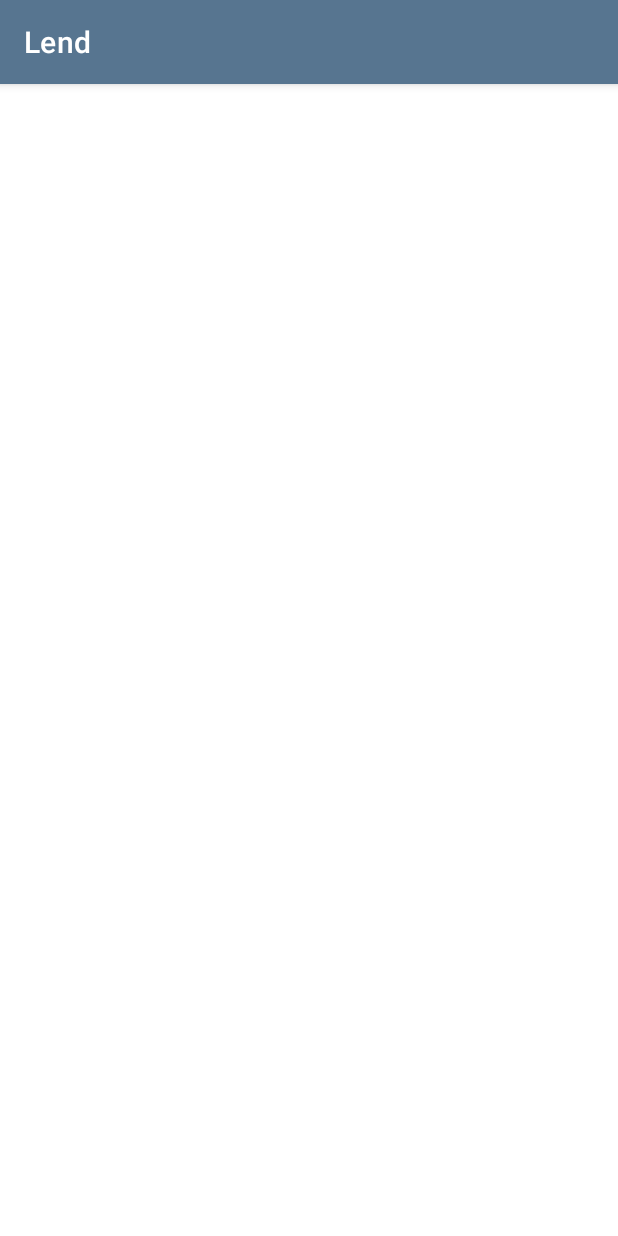
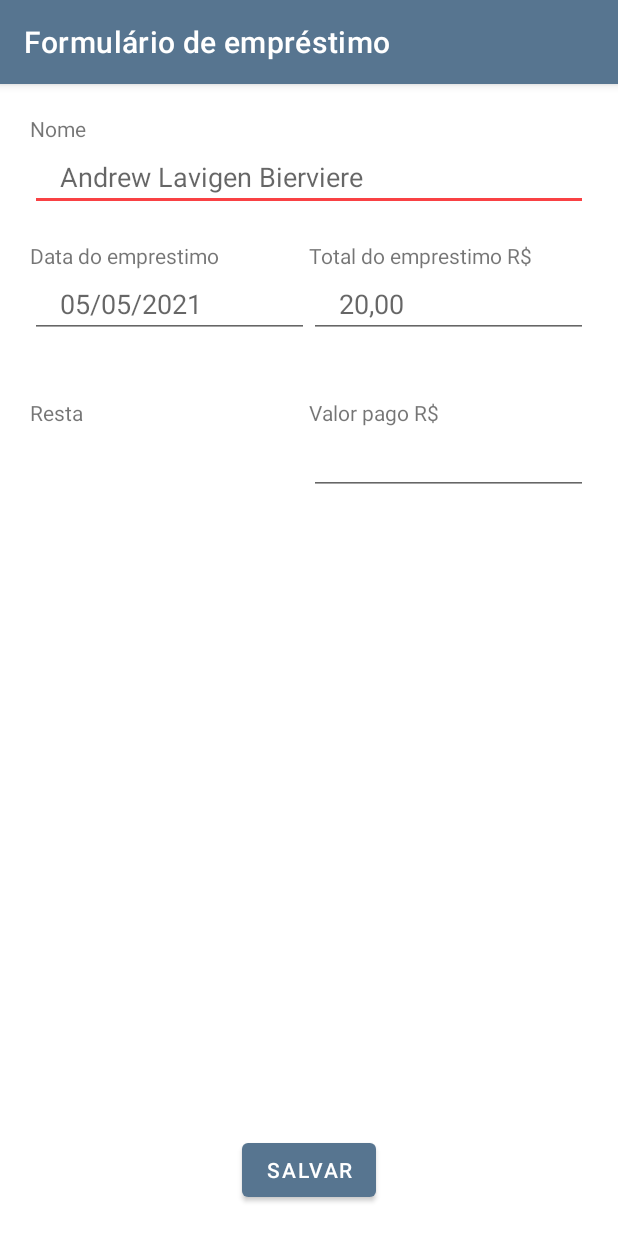
Before and after one commit to joedav/Lend, an Android app: the screen it shows after launch (LendFormActivity), after a tap on an icon or button, on a phone screen of 412 x 824 dp. Run offline under Robolectric (Android 15) with nearby library versions, the phone set to English and light mode, and no system bars; our stand-ins replace navigation-ui.

Commit message:
INiciando Lend form view model

```diff
--- a/app/src/main/AndroidManifest.xml
+++ b/app/src/main/AndroidManifest.xml
@@ -10,10 +10,10 @@
         android:supportsRtl="true"
         android:theme="@style/Theme.Lend">
         <activity
-            android:name=".LendFormActivity"
+            android:name=".view.LendFormActivity"
             android:exported="true" />
         <activity
-            android:name=".MainActivity"
+            android:name=".view.MainActivity"
             android:exported="true"
             android:label="@string/app_name"
             android:theme="@style/Theme.Lend.NoActionBar">
--- a/app/src/main/java/com/joelysondavid/lend/LendFormActivity.kt
+++ /dev/null
@@ -1,11 +0,0 @@
-package com.joelysondavid.lend
-
-import androidx.appcompat.app.AppCompatActivity
-import android.os.Bundle
-
-class LendFormActivity : AppCompatActivity() {
-    override fun onCreate(savedInstanceState: Bundle?) {
-        super.onCreate(savedInstanceState)
-        setContentView(R.layout.activity_lend_form)
-    }
-}
--- a/app/src/main/java/com/joelysondavid/lend/ui/woing/OwingFragment.kt
+++ b/app/src/main/java/com/joelysondavid/lend/view/AllFragment.kt
@@ -1,4 +1,4 @@
-package com.joelysondavid.lend.ui.woing
+package com.joelysondavid.lend.view
 
 import android.os.Bundle
 import android.view.LayoutInflater
@@ -8,12 +8,13 @@ import android.widget.TextView
 import androidx.fragment.app.Fragment
 import androidx.lifecycle.Observer
 import androidx.lifecycle.ViewModelProvider
-import com.joelysondavid.lend.databinding.FragmentOwingBinding
+import com.joelysondavid.lend.databinding.FragmentAllBinding
+import com.joelysondavid.lend.viewmodel.AllViewModel
 
-class OwingFragment : Fragment() {
+class AllFragment : Fragment() {
 
-    private lateinit var owingViewModel: OwingViewModel
-    private var _binding: FragmentOwingBinding? = null
+    private lateinit var allViewModel: AllViewModel
+    private var _binding: FragmentAllBinding? = null
 
     // This property is only valid between onCreateView and
     // onDestroyView.
@@ -24,14 +25,14 @@ class OwingFragment : Fragment() {
         container: ViewGroup?,
         savedInstanceState: Bundle?
     ): View? {
-        owingViewModel =
-            ViewModelProvider(this).get(OwingViewModel::class.java)
+        allViewModel =
+            ViewModelProvider(this).get(AllViewModel::class.java)
 
-        _binding = FragmentOwingBinding.inflate(inflater, container, false)
+        _binding = FragmentAllBinding.inflate(inflater, container, false)
         val root: View = binding.root
 
-        val textView: TextView = binding.textOwing
-        owingViewModel.text.observe(viewLifecycleOwner, Observer {
+        val textView: TextView = binding.textAll
+        allViewModel.text.observe(viewLifecycleOwner, Observer {
             textView.text = it
         })
         return root
--- /dev/null
+++ b/app/src/main/java/com/joelysondavid/lend/view/LendFormActivity.kt
@@ -0,0 +1,38 @@
+package com.joelysondavid.lend.view
+
+import androidx.appcompat.app.AppCompatActivity
+import android.os.Bundle
+import android.view.View
+import androidx.lifecycle.ViewModelProvider
+import com.joelysondavid.lend.viewmodel.LendFormViewModel
+import com.joelysondavid.lend.R
+
+class LendFormActivity : AppCompatActivity(), View.OnClickListener {
+    private lateinit var mViewModel: LendFormViewModel
+
+    override fun onCreate(savedInstanceState: Bundle?) {
+        super.onCreate(savedInstanceState)
+        setContentView(R.layout.activity_lend_form)
+        title = getString(R.string.title_activity_form)
+
+        mViewModel = ViewModelProvider(this).get(LendFormViewModel::class.java)
+
+        setListeners()
+    }
+
+    private fun setListeners() {
+
+    }
+
+    private fun hideEditFields() {
+
+    }
+
+    override fun onClick(view: View) {
+        val id = view.id
+
+        if (id == R.id.btn_save) {
+
+        }
+    }
+}
--- a/app/src/main/java/com/joelysondavid/lend/MainActivity.kt
+++ b/app/src/main/java/com/joelysondavid/lend/view/MainActivity.kt
@@ -1,9 +1,7 @@
-package com.joelysondavid.lend
+package com.joelysondavid.lend.view
 
 import android.content.Intent
 import android.os.Bundle
-import android.view.Menu
-import com.google.android.material.snackbar.Snackbar
 import com.google.android.material.navigation.NavigationView
 import androidx.navigation.findNavController
 import androidx.navigation.ui.AppBarConfiguration
@@ -12,6 +10,7 @@ import androidx.navigation.ui.setupActionBarWithNavController
 import androidx.navigation.ui.setupWithNavController
 import androidx.drawerlayout.widget.DrawerLayout
 import androidx.appcompat.app.AppCompatActivity
+import com.joelysondavid.lend.R
 import com.joelysondavid.lend.databinding.ActivityMainBinding
 
 class MainActivity : AppCompatActivity() {
--- a/app/src/main/java/com/joelysondavid/lend/ui/paid/PaidFragment.kt
+++ b/app/src/main/java/com/joelysondavid/lend/view/OwingFragment.kt
@@ -1,4 +1,4 @@
-package com.joelysondavid.lend.ui.paid
+package com.joelysondavid.lend.view
 
 import android.os.Bundle
 import android.view.LayoutInflater
@@ -8,12 +8,13 @@ import android.widget.TextView
 import androidx.fragment.app.Fragment
 import androidx.lifecycle.Observer
 import androidx.lifecycle.ViewModelProvider
-import com.joelysondavid.lend.databinding.FragmentPaidBinding
+import com.joelysondavid.lend.databinding.FragmentOwingBinding
+import com.joelysondavid.lend.viewmodel.OwingViewModel
 
-class PaidFragment : Fragment() {
+class OwingFragment : Fragment() {
 
-    private lateinit var paidViewModel: PaidViewModel
-    private var _binding: FragmentPaidBinding? = null
+    private lateinit var owingViewModel: OwingViewModel
+    private var _binding: FragmentOwingBinding? = null
 
     // This property is only valid between onCreateView and
     // onDestroyView.
@@ -24,14 +25,14 @@ class PaidFragment : Fragment() {
         container: ViewGroup?,
         savedInstanceState: Bundle?
     ): View? {
-        paidViewModel =
-            ViewModelProvider(this).get(PaidViewModel::class.java)
+        owingViewModel =
+            ViewModelProvider(this).get(OwingViewModel::class.java)
 
-        _binding = FragmentPaidBinding.inflate(inflater, container, false)
+        _binding = FragmentOwingBinding.inflate(inflater, container, false)
         val root: View = binding.root
 
-        val textView: TextView = binding.textPaid
-        paidViewModel.text.observe(viewLifecycleOwner, Observer {
+        val textView: TextView = binding.textOwing
+        owingViewModel.text.observe(viewLifecycleOwner, Observer {
             textView.text = it
         })
         return root
--- a/app/src/main/java/com/joelysondavid/lend/ui/all/AllFragment.kt
+++ b/app/src/main/java/com/joelysondavid/lend/view/PaidFragment.kt
@@ -1,4 +1,4 @@
-package com.joelysondavid.lend.ui.all
+package com.joelysondavid.lend.view
 
 import android.os.Bundle
 import android.view.LayoutInflater
@@ -8,12 +8,13 @@ import android.widget.TextView
 import androidx.fragment.app.Fragment
 import androidx.lifecycle.Observer
 import androidx.lifecycle.ViewModelProvider
-import com.joelysondavid.lend.databinding.FragmentAllBinding
+import com.joelysondavid.lend.databinding.FragmentPaidBinding
+import com.joelysondavid.lend.viewmodel.PaidViewModel
 
-class AllFragment : Fragment() {
+class PaidFragment : Fragment() {
 
-    private lateinit var allViewModel: AllViewModel
-    private var _binding: FragmentAllBinding? = null
+    private lateinit var paidViewModel: PaidViewModel
+    private var _binding: FragmentPaidBinding? = null
 
     // This property is only valid between onCreateView and
     // onDestroyView.
@@ -24,14 +25,14 @@ class AllFragment : Fragment() {
         container: ViewGroup?,
         savedInstanceState: Bundle?
     ): View? {
-        allViewModel =
-            ViewModelProvider(this).get(AllViewModel::class.java)
+        paidViewModel =
+            ViewModelProvider(this).get(PaidViewModel::class.java)
 
-        _binding = FragmentAllBinding.inflate(inflater, container, false)
+        _binding = FragmentPaidBinding.inflate(inflater, container, false)
         val root: View = binding.root
 
-        val textView: TextView = binding.textAll
-        allViewModel.text.observe(viewLifecycleOwner, Observer {
+        val textView: TextView = binding.textPaid
+        paidViewModel.text.observe(viewLifecycleOwner, Observer {
             textView.text = it
         })
         return root
--- a/app/src/main/java/com/joelysondavid/lend/ui/paid/PaidViewModel.kt
+++ b/app/src/main/java/com/joelysondavid/lend/viewmodel/AllViewModel.kt
@@ -1,13 +1,13 @@
-package com.joelysondavid.lend.ui.paid
+package com.joelysondavid.lend.viewmodel
 
 import androidx.lifecycle.LiveData
 import androidx.lifecycle.MutableLiveData
 import androidx.lifecycle.ViewModel
 
-class PaidViewModel : ViewModel() {
+class AllViewModel : ViewModel() {
 
     private val _text = MutableLiveData<String>().apply {
-        value = "This is paid Fragment"
+        value = "This is all Fragment"
     }
     val text: LiveData<String> = _text
 }
--- /dev/null
+++ b/app/src/main/java/com/joelysondavid/lend/viewmodel/LendFormViewModel.kt
@@ -0,0 +1,13 @@
+package com.joelysondavid.lend.viewmodel
+
+import androidx.lifecycle.ViewModel
+
+class LendFormViewModel : ViewModel() {
+
+
+
+    fun save() {
+
+    }
+
+}
--- a/app/src/main/java/com/joelysondavid/lend/ui/all/AllViewModel.kt
+++ b/app/src/main/java/com/joelysondavid/lend/viewmodel/OwingViewModel.kt
@@ -1,13 +1,13 @@
-package com.joelysondavid.lend.ui.all
+package com.joelysondavid.lend.viewmodel
 
 import androidx.lifecycle.LiveData
 import androidx.lifecycle.MutableLiveData
 import androidx.lifecycle.ViewModel
 
-class AllViewModel : ViewModel() {
+class OwingViewModel : ViewModel() {
 
     private val _text = MutableLiveData<String>().apply {
-        value = "This is all Fragment"
+        value = "This is owing Fragment"
     }
     val text: LiveData<String> = _text
 }
--- a/app/src/main/java/com/joelysondavid/lend/ui/woing/OwingViewModel.kt
+++ b/app/src/main/java/com/joelysondavid/lend/viewmodel/PaidViewModel.kt
@@ -1,13 +1,13 @@
-package com.joelysondavid.lend.ui.woing
+package com.joelysondavid.lend.viewmodel
 
 import androidx.lifecycle.LiveData
 import androidx.lifecycle.MutableLiveData
 import androidx.lifecycle.ViewModel
 
-class OwingViewModel : ViewModel() {
+class PaidViewModel : ViewModel() {
 
     private val _text = MutableLiveData<String>().apply {
-        value = "This is owing Fragment"
+        value = "This is paid Fragment"
     }
     val text: LiveData<String> = _text
 }
--- a/app/src/main/res/layout/activity_lend_form.xml
+++ b/app/src/main/res/layout/activity_lend_form.xml
@@ -4,6 +4,123 @@
     xmlns:tools="http://schemas.android.com/tools"
     android:layout_width="match_parent"
     android:layout_height="match_parent"
-    tools:context=".LendFormActivity">
+    android:padding="20dp"
+    tools:context=".view.LendFormActivity">
+
+    <TextView
+        android:id="@+id/text_name"
+        android:layout_width="0dp"
+        android:layout_height="wrap_content"
+        android:text="@string/name"
+        app:layout_constraintLeft_toLeftOf="parent"
+        app:layout_constraintRight_toRightOf="parent"
+        app:layout_constraintTop_toTopOf="parent" />
+
+    <EditText
+        android:id="@+id/edit_owing_name"
+        android:layout_width="match_parent"
+        android:layout_height="wrap_content"
+        android:hint="@string/supost_owing_name"
+        android:inputType="textPersonName"
+        android:paddingHorizontal="20dp"
+        app:layout_constraintBottom_toTopOf="@id/text_owing_date"
+        app:layout_constraintLeft_toLeftOf="parent"
+        app:layout_constraintRight_toRightOf="parent"
+        app:layout_constraintTop_toBottomOf="@+id/text_name" />
+
+    <TextView
+        android:id="@+id/text_owing_date"
+        android:layout_width="0dp"
+        android:layout_height="wrap_content"
+        android:layout_marginTop="20dp"
+        android:text="@string/owing_date_label"
+        app:layout_constraintBottom_toTopOf="@+id/edit_owing_date"
+        app:layout_constraintLeft_toLeftOf="parent"
+        app:layout_constraintRight_toLeftOf="@id/text_total_amount"
+        app:layout_constraintTop_toBottomOf="@id/edit_owing_name" />
+
+
+    <EditText
+        android:id="@+id/edit_owing_date"
+        android:layout_width="0dp"
+        android:layout_height="wrap_content"
+        android:hint="@string/supost_owing_date"
+        android:inputType="date"
+        android:paddingHorizontal="20dp"
+        app:layout_constraintLeft_toLeftOf="parent"
+        app:layout_constraintRight_toLeftOf="@id/edit_total_value"
+        app:layout_constraintTop_toBottomOf="@id/text_owing_date" />
+
+    <TextView
+        android:id="@+id/text_total_amount"
+        android:layout_width="0dp"
+        android:layout_height="wrap_content"
+        android:text="@string/value_money"
+        app:layout_constraintLeft_toRightOf="@id/text_owing_date"
+        app:layout_constraintRight_toRightOf="parent"
+        app:layout_constraintTop_toTopOf="@id/text_owing_date" />
+
+    <EditText
+        android:id="@+id/edit_total_value"
+        android:layout_width="0dp"
+        android:layout_height="wrap_content"
+        android:hint="@string/supost_total_value"
+        android:inputType="numberDecimal"
+        android:paddingHorizontal="20dp"
+        app:layout_constraintLeft_toRightOf="@id/edit_owing_date"
+        app:layout_constraintRight_toRightOf="parent"
+        app:layout_constraintTop_toBottomOf="@+id/text_total_amount" />
+
+
+    <TextView
+        android:id="@+id/text_loan"
+        android:layout_width="0dp"
+        android:layout_height="wrap_content"
+        android:layout_weight="1"
+        android:text="@string/loan"
+        app:layout_constraintLeft_toLeftOf="parent"
+        app:layout_constraintRight_toLeftOf="@id/text_payment_amount"
+        app:layout_constraintTop_toTopOf="@id/text_payment_amount" />
+
+    <TextView
+        android:id="@+id/text_remaining"
+        android:layout_width="0dp"
+        android:layout_height="wrap_content"
+        android:layout_marginEnd="8dp"
+        android:layout_weight="1"
+        android:textSize="24sp"
+        app:layout_constraintBottom_toBottomOf="@id/edit_payment_amount"
+        app:layout_constraintLeft_toLeftOf="parent"
+        app:layout_constraintRight_toLeftOf="@id/text_payment_amount"
+        app:layout_constraintTop_toTopOf="@id/edit_payment_amount" />
+
+    <TextView
+        android:id="@+id/text_payment_amount"
+        android:layout_width="0dp"
+        android:layout_height="wrap_content"
+        android:layout_marginTop="40dp"
+        android:layout_weight="1"
+        android:text="@string/payment_value"
+        app:layout_constraintLeft_toLeftOf="@+id/text_total_amount"
+        app:layout_constraintRight_toRightOf="parent"
+        app:layout_constraintTop_toBottomOf="@id/edit_total_value" />
+
+    <EditText
+        android:id="@+id/edit_payment_amount"
+        android:layout_width="0dp"
+        android:layout_height="wrap_content"
+        android:layout_weight="1"
+        app:layout_constraintLeft_toLeftOf="@id/edit_total_value"
+        app:layout_constraintRight_toRightOf="parent"
+        app:layout_constraintTop_toBottomOf="@id/text_payment_amount" />
+
+    <Button
+        android:id="@+id/btn_save"
+        android:layout_width="wrap_content"
+        android:layout_height="wrap_content"
+        android:text="@string/save"
+        app:layout_constraintBottom_toBottomOf="parent"
+        app:layout_constraintLeft_toLeftOf="parent"
+        app:layout_constraintRight_toRightOf="parent" />
 
 </androidx.constraintlayout.widget.ConstraintLayout>
--- a/app/src/main/res/layout/app_bar_main.xml
+++ b/app/src/main/res/layout/app_bar_main.xml
@@ -4,7 +4,7 @@
     xmlns:tools="http://schemas.android.com/tools"
     android:layout_width="match_parent"
     android:layout_height="match_parent"
-    tools:context=".MainActivity">
+    tools:context=".view.MainActivity">
 
     <com.google.android.material.appbar.AppBarLayout
         android:layout_width="match_parent"
--- a/app/src/main/res/layout/fragment_all.xml
+++ b/app/src/main/res/layout/fragment_all.xml
@@ -4,7 +4,7 @@
     xmlns:tools="http://schemas.android.com/tools"
     android:layout_width="match_parent"
     android:layout_height="match_parent"
-    tools:context=".ui.all.AllFragment">
+    tools:context=".view.AllFragment">
 
     <TextView
         android:id="@+id/text_all"
--- a/app/src/main/res/layout/fragment_owing.xml
+++ b/app/src/main/res/layout/fragment_owing.xml
@@ -4,7 +4,7 @@
     xmlns:tools="http://schemas.android.com/tools"
     android:layout_width="match_parent"
     android:layout_height="match_parent"
-    tools:context=".ui.woing.OwingFragment">
+    tools:context=".view.OwingFragment">
 
     <TextView
         android:id="@+id/text_owing"
--- a/app/src/main/res/layout/fragment_paid.xml
+++ b/app/src/main/res/layout/fragment_paid.xml
@@ -4,7 +4,7 @@
     xmlns:tools="http://schemas.android.com/tools"
     android:layout_width="match_parent"
     android:layout_height="match_parent"
-    tools:context=".ui.paid.PaidFragment">
+    tools:context=".view.PaidFragment">
 
     <TextView
         android:id="@+id/text_paid"
--- a/app/src/main/res/navigation/mobile_navigation.xml
+++ b/app/src/main/res/navigation/mobile_navigation.xml
@@ -7,19 +7,19 @@
 
     <fragment
         android:id="@+id/nav_owing"
-        android:name="com.joelysondavid.lend.ui.woing.OwingFragment"
+        android:name="com.joelysondavid.lend.view.OwingFragment"
         android:label="@string/menu_owing"
         tools:layout="@layout/fragment_owing" />
 
     <fragment
         android:id="@+id/nav_paid"
-        android:name="com.joelysondavid.lend.ui.paid.PaidFragment"
+        android:name="com.joelysondavid.lend.view.PaidFragment"
         android:label="@string/menu_paid"
         tools:layout="@layout/fragment_paid" />
 
     <fragment
         android:id="@+id/nav_all"
-        android:name="com.joelysondavid.lend.ui.all.AllFragment"
+        android:name="com.joelysondavid.lend.view.AllFragment"
         android:label="@string/menu_all"
         tools:layout="@layout/fragment_all" />
 </navigation>
--- a/app/src/main/res/values/strings.xml
+++ b/app/src/main/res/values/strings.xml
@@ -10,4 +10,14 @@
     <string name="menu_owing">Devendo</string>
     <string name="menu_paid">Pagos</string>
     <string name="menu_all">Todos</string>
+    <string name="name">Nome</string>
+    <string name="supost_owing_name">Andrew Lavigen Bierviere</string>
+    <string name="owing_date_label">Data do emprestimo</string>
+    <string name="supost_owing_date">05/05/2021</string>
+    <string name="value_money">Total do emprestimo R$</string>
+    <string name="supost_total_value">20,00</string>
+    <string name="title_activity_form">Formulário de empréstimo</string>
+    <string name="payment_value">Valor pago R$</string>
+    <string name="loan">Resta</string>
+    <string name="save">Salvar</string>
 </resources>
```
